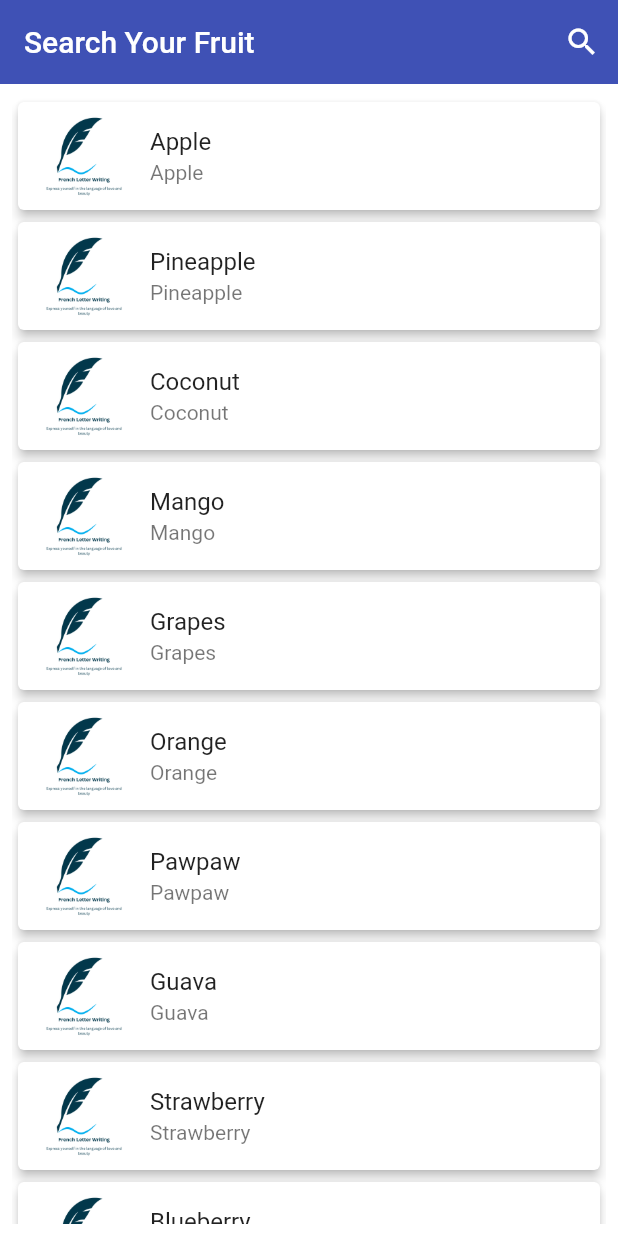
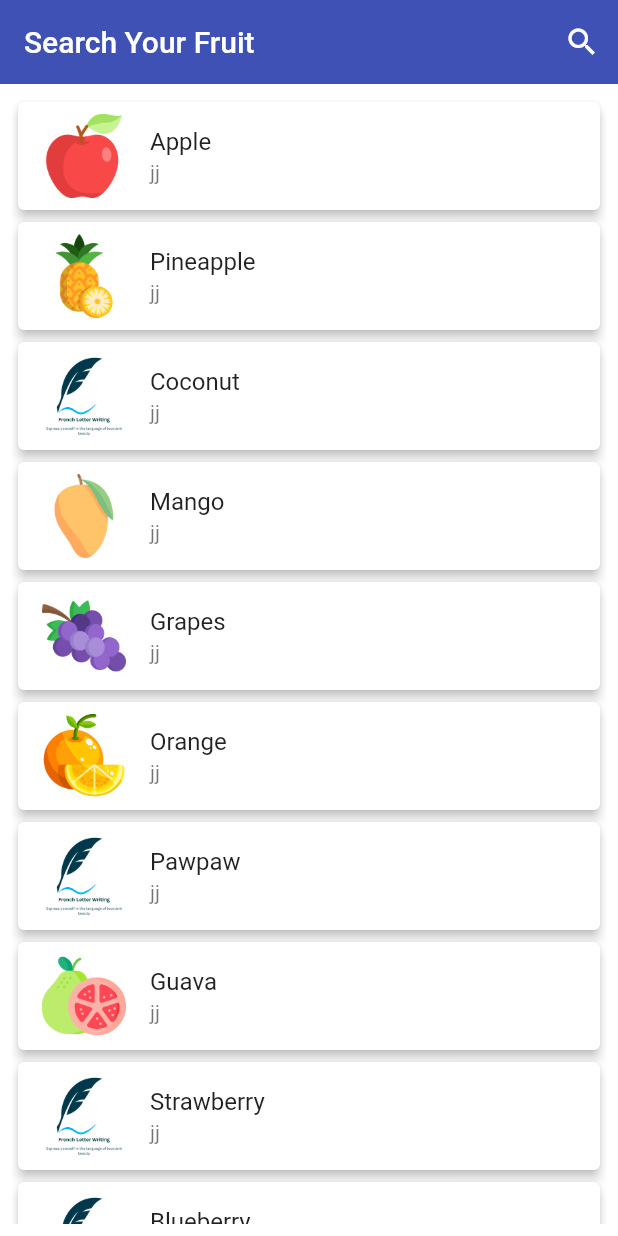
Before and after one commit to Bonnahjohn/sure, a Flutter app: the screen it shows after launch, on a phone screen of 412 x 824 dp. Run offline on Flutter 3.47's test engine with Material 2 defaults, Android fonts, the light colour scheme and no system bars.

Commit message:
some fruit images has been change and the sciencetific key also add in the app

```diff
--- a/sure/lib/main.dart
+++ b/sure/lib/main.dart
@@ -94,7 +94,7 @@ class _MyAppState extends State<MyApp> {
                                 child: ListTile(
                                   leading: Image.asset(findMe[index].image),
                                   title: Text(findMe[index].title),
-                                  subtitle: Text(findMe[index].title),
+                                  subtitle: Text(findMe[index].science),
                                 ),
                               ))),
             ],
--- a/sure/lib/screen/config.dart
+++ b/sure/lib/screen/config.dart
@@ -1,209 +1,62 @@
 // ignore_for_file: non_constant_identifier_names
-
-import 'package:flutter/material.dart';
 
 class Product {
   late String image, title, science;
-  late int price, size;
-  late Color color;
-  Product({
-    //required this.science
-    required this.image,
-    required this.title,
-  });
+
+  Product({required this.image, required this.title, required this.science});
 }
 
 List<Product> products = [
+  Product(image: 'assets/images/apple.png', title: 'Apple', science: 'jj'),
   Product(
-    image: 'assets/images/fast.png',
-    title: 'Apple',
-  ),
+      image: 'assets/images/pineapple.png', title: 'Pineapple', science: 'jj'),
+  Product(image: 'assets/images/fast.png', title: 'Coconut', science: 'jj'),
+  Product(image: 'assets/images/mango.png', title: 'Mango', science: 'jj'),
+  Product(image: 'assets/images/grapes.png', title: 'Grapes', science: 'jj'),
+  Product(image: 'assets/images/orange.png', title: 'Orange', science: 'jj'),
+  Product(image: 'assets/images/fast.png', title: 'Pawpaw', science: 'jj'),
+  Product(image: 'assets/images/guava.png', title: 'Guava', science: 'jj'),
+  Product(image: 'assets/images/fast.png', title: 'Strawberry ', science: 'jj'),
+  Product(image: 'assets/images/fast.png', title: 'Blueberry', science: 'jj'),
+  Product(image: 'assets/images/fast.png', title: 'Raspberry', science: 'jj'),
+  Product(image: 'assets/images/fast.png', title: 'Blackberry', science: 'jj'),
+  Product(image: 'assets/images/fast.png', title: 'Kiwi ', science: 'jj'),
+  Product(image: 'assets/images/fast.png', title: 'Lemon', science: 'jj'),
+  Product(image: 'assets/images/fast.png', title: 'Lime ', science: 'jj'),
+  Product(image: 'assets/images/fast.png', title: 'Watermelon', science: 'jj'),
+  Product(image: 'assets/images/fast.png', title: 'Papaya', science: 'jj'),
+  Product(image: 'assets/images/fast.png', title: 'Pear ', science: 'jj'),
+  Product(image: 'assets/images/fast.png', title: 'Peach ', science: 'jj'),
+  Product(image: 'assets/images/fast.png', title: 'Plum ', science: 'jj'),
+  Product(image: 'assets/images/fast.png', title: 'Cherry ', science: 'jj'),
+  Product(image: 'assets/images/fast.png', title: 'Apricot', science: 'jj'),
+  Product(image: 'assets/images/fast.png', title: 'Avocado', science: 'jj'),
+  Product(image: 'assets/images/fast.png', title: 'Fig ', science: 'jj'),
+  Product(image: 'assets/images/fast.png', title: 'Pomegranate', science: 'jj'),
   Product(
-    image: 'assets/images/fast.png',
-    title: 'Pineapple',
-  ),
+      image: 'assets/images/fast.png', title: 'Passionfruit', science: 'jj'),
+  Product(image: 'assets/images/fast.png', title: 'Grapefruit ', science: 'jj'),
+  Product(image: 'assets/images/fast.png', title: 'Cantaloupe', science: 'jj'),
+  Product(image: 'assets/images/banana.png', title: 'Banana', science: 'jj'),
   Product(
-    image: 'assets/images/fast.png',
-    title: 'Coconut',
-  ),
+      image: 'assets/images/fast.png', title: 'Honeydew melon', science: 'jj'),
+  Product(image: 'assets/images/fast.png', title: 'Persimmon ', science: 'jj'),
+  Product(image: 'assets/images/fast.png', title: 'Jackfruit ', science: 'jj'),
+  Product(image: 'assets/images/fast.png', title: 'Lychee ', science: 'jj'),
+  Product(image: 'assets/images/fast.png', title: 'Cranberry ', science: 'jj'),
+  Product(image: 'assets/images/fast.png', title: 'Elderberry', science: 'jj'),
+  Product(image: 'assets/images/fast.png', title: 'Date ', science: 'jj'),
+  Product(image: 'assets/images/fast.png', title: 'Tangerine ', science: 'jj'),
+  Product(image: 'assets/images/fast.png', title: 'Raspberry', science: 'jj'),
+  Product(image: 'assets/images/fast.png', title: 'Boysenberry', science: 'jj'),
+  Product(image: 'assets/images/fast.png', title: 'Nectarine', science: 'jj'),
+  Product(image: 'assets/images/fast.png', title: 'Quince', science: 'jj'),
+  Product(image: 'assets/images/fast.png', title: 'Ackee ', science: 'jj'),
+  Product(image: 'assets/images/fast.png', title: 'Lychee ', science: 'jj'),
   Product(
-    image: 'assets/images/fast.png',
-    title: 'Mango',
-  ),
-  Product(
-    image: 'assets/images/fast.png',
-    title: 'Grapes',
-  ),
-  Product(
-    image: 'assets/images/fast.png',
-    title: 'Orange',
-  ),
-  Product(
-    image: 'assets/images/fast.png',
-    title: 'Pawpaw',
-  ),
-  Product(
-    image: 'assets/images/fast.png',
-    title: 'Guava',
-  ),
-  Product(
-    image: 'assets/images/fast.png',
-    title: 'Strawberry ',
-  ),
-  Product(
-    image: 'assets/images/fast.png',
-    title: 'Blueberry',
-  ),
-  Product(
-    image: 'assets/images/fast.png',
-    title: 'Raspberry',
-  ),
-  Product(
-    image: 'assets/images/fast.png',
-    title: 'Blackberry',
-  ),
-  Product(
-    image: 'assets/images/fast.png',
-    title: 'Kiwi ',
-  ),
-  Product(
-    image: 'assets/images/fast.png',
-    title: 'Lemon',
-  ),
-  Product(
-    image: 'assets/images/fast.png',
-    title: 'Lime ',
-  ),
-  Product(
-    image: 'assets/images/fast.png',
-    title: 'Watermelon',
-  ),
-  Product(
-    image: 'assets/images/fast.png',
-    title: 'Papaya',
-  ),
-  Product(
-    image: 'assets/images/fast.png',
-    title: 'Pear ',
-  ),
-  Product(
-    image: 'assets/images/fast.png',
-    title: 'Peach ',
-  ),
-  Product(
-    image: 'assets/images/fast.png',
-    title: 'Plum ',
-  ),
-  Product(
-    image: 'assets/images/fast.png',
-    title: 'Cherry ',
-  ),
-  Product(
-    image: 'assets/images/fast.png',
-    title: 'Apricot',
-  ),
-  Product(
-    image: 'assets/images/fast.png',
-    title: 'Avocado',
-  ),
-  Product(
-    image: 'assets/images/fast.png',
-    title: 'Fig ',
-  ),
-  Product(
-    image: 'assets/images/fast.png',
-    title: 'Pomegranate',
-  ),
-  Product(
-    image: 'assets/images/fast.png',
-    title: 'Passionfruit',
-  ),
-  Product(
-    image: 'assets/images/fast.png',
-    title: 'Grapefruit ',
-  ),
-  Product(
-    image: 'assets/images/fast.png',
-    title: 'Cantaloupe',
-  ),
-  Product(
-    image: 'assets/images/fast.png',
-    title: 'Guava',
-  ),
-  Product(
-    image: 'assets/images/fast.png',
-    title: 'Honeydew melon',
-  ),
-  Product(
-    image: 'assets/images/fast.png',
-    title: 'Persimmon ',
-  ),
-  Product(
-    image: 'assets/images/fast.png',
-    title: 'Jackfruit ',
-  ),
-  Product(
-    image: 'assets/images/fast.png',
-    title: 'Lychee ',
-  ),
-  Product(
-    image: 'assets/images/fast.png',
-    title: 'Cranberry ',
-  ),
-  Product(
-    image: 'assets/images/fast.png',
-    title: 'Elderberry',
-  ),
-  Product(
-    image: 'assets/images/fast.png',
-    title: 'Date ',
-  ),
-  Product(
-    image: 'assets/images/fast.png',
-    title: 'Tangerine ',
-  ),
-  Product(
-    image: 'assets/images/fast.png',
-    title: 'Raspberry',
-  ),
-  Product(
-    image: 'assets/images/fast.png',
-    title: 'Boysenberry',
-  ),
-  Product(
-    image: 'assets/images/fast.png',
-    title: 'Nectarine',
-  ),
-  Product(
-    image: 'assets/images/fast.png',
-    title: 'Quince',
-  ),
-  Product(
-    image: 'assets/images/fast.png',
-    title: 'Ackee ',
-  ),
-  Product(
-    image: 'assets/images/fast.png',
-    title: 'Lychee ',
-  ),
-  Product(
-    image: 'assets/images/fast.png',
-    title: 'Dragon fruit',
-  ),
-  Product(
-    image: 'assets/images/fast.png',
-    title: 'Star fruit',
-  ),
-  Product(
-    image: 'assets/images/fast.png',
-    title: 'Kiwifruit ',
-  ),
-  Product(
-    image: 'assets/images/fast.png',
-    title: 'Breadfruit ',
-  ),
-  Product(
-    image: 'assets/images/fast.png',
-    title: 'Persimmon',
-  )
+      image: 'assets/images/fast.png', title: 'Dragon fruit', science: 'jj'),
+  Product(image: 'assets/images/fast.png', title: 'Star fruit', science: 'jj'),
+  Product(image: 'assets/images/fast.png', title: 'Kiwifruit ', science: 'jj'),
+  Product(image: 'assets/images/fast.png', title: 'Breadfruit ', science: 'jj'),
+  Product(image: 'assets/images/fast.png', title: 'Persimmon', science: 'jj')
 ];
```
Also changed, not shown: sure/assets/images/apple.png (added), sure/assets/images/banana.png (added), sure/assets/images/grapes.png (added), sure/assets/images/guava.png (added), sure/assets/images/mango.png (added), sure/assets/images/orange.png (added), sure/assets/images/pineapple.png (added), 1 other file.
